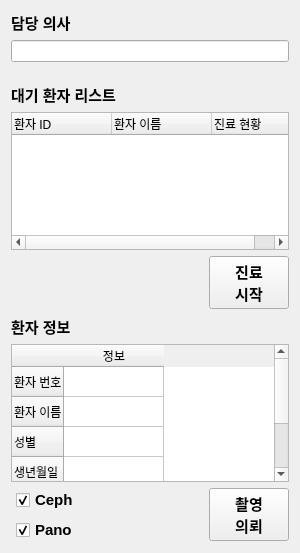
Before: the Qt Designer form Project/src/viewer/ImageViewerSW/patientinfo.ui in AndaCondaa/Dental_Imaging_SW_System, drawn with Qt 5.
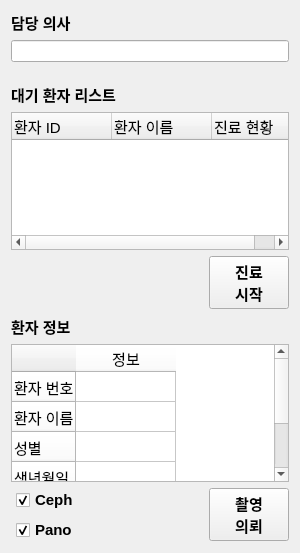
After: the same form once the commit is applied.

```diff
--- a/Project/src/viewer/ImageViewerSW/patientinfo.ui
+++ b/Project/src/viewer/ImageViewerSW/patientinfo.ui
@@ -74,6 +74,20 @@
    </item>
    <item row="2" column="0">
     <widget class="QTreeWidget" name="WaitingList">
+     <property name="font">
+      <font>
+       <pointsize>11</pointsize>
+      </font>
+     </property>
+     <property name="rootIsDecorated">
+      <bool>false</bool>
+     </property>
+     <property name="headerHidden">
+      <bool>false</bool>
+     </property>
+     <attribute name="headerVisible">
+      <bool>true</bool>
+     </attribute>
      <column>
       <property name="text">
        <string>환자 ID</string>
@@ -137,15 +151,37 @@
    </item>
    <item row="5" column="0">
     <widget class="QTableWidget" name="tableWidget">
+     <property name="font">
+      <font>
+       <pointsize>11</pointsize>
+      </font>
+     </property>
      <property name="layoutDirection">
       <enum>Qt::LeftToRight</enum>
      </property>
+     <property name="styleSheet">
+      <string notr="true">
+QHeaderView {background-color: #FFFFFF;}
+</string>
+     </property>
+     <property name="frameShape">
+      <enum>QFrame::StyledPanel</enum>
+     </property>
      <property name="editTriggers">
       <set>QAbstractItemView::NoEditTriggers</set>
      </property>
+     <property name="showGrid">
+      <bool>true</bool>
+     </property>
+     <property name="gridStyle">
+      <enum>Qt::SolidLine</enum>
+     </property>
      <property name="cornerButtonEnabled">
       <bool>false</bool>
      </property>
+     <attribute name="horizontalHeaderShowSortIndicator" stdset="0">
+      <bool>false</bool>
+     </attribute>
      <row>
       <property name="text">
        <string>환자 번호</string>
@@ -176,6 +212,50 @@
        <string>정보</string>
       </property>
      </column>
+     <item row="0" column="0">
+      <property name="font">
+       <font>
+        <pointsize>11</pointsize>
+       </font>
+      </property>
+     </item>
+     <item row="1" column="0">
+      <property name="font">
+       <font>
+        <pointsize>11</pointsize>
+       </font>
+      </property>
+     </item>
+     <item row="2" column="0">
+      <property name="font">
+       <font>
+        <pointsize>11</pointsize>
+       </font>
+      </property>
+     </item>
+     <item row="3" column="0">
+      <property name="font">
+       <font>
+        <pointsize>11</pointsize>
+       </font>
+      </property>
+     </item>
+     <item row="4" column="0">
+      <property name="font">
+       <font>
+        <pointsize>11</pointsize>
+       </font>
+      </property>
+      <property name="foreground">
+       <brush brushstyle="NoBrush">
+        <color alpha="255">
+         <red>0</red>
+         <green>0</green>
+         <blue>0</blue>
+        </color>
+       </brush>
+      </property>
+     </item>
     </widget>
    </item>
    <item row="6" column="0">
```
